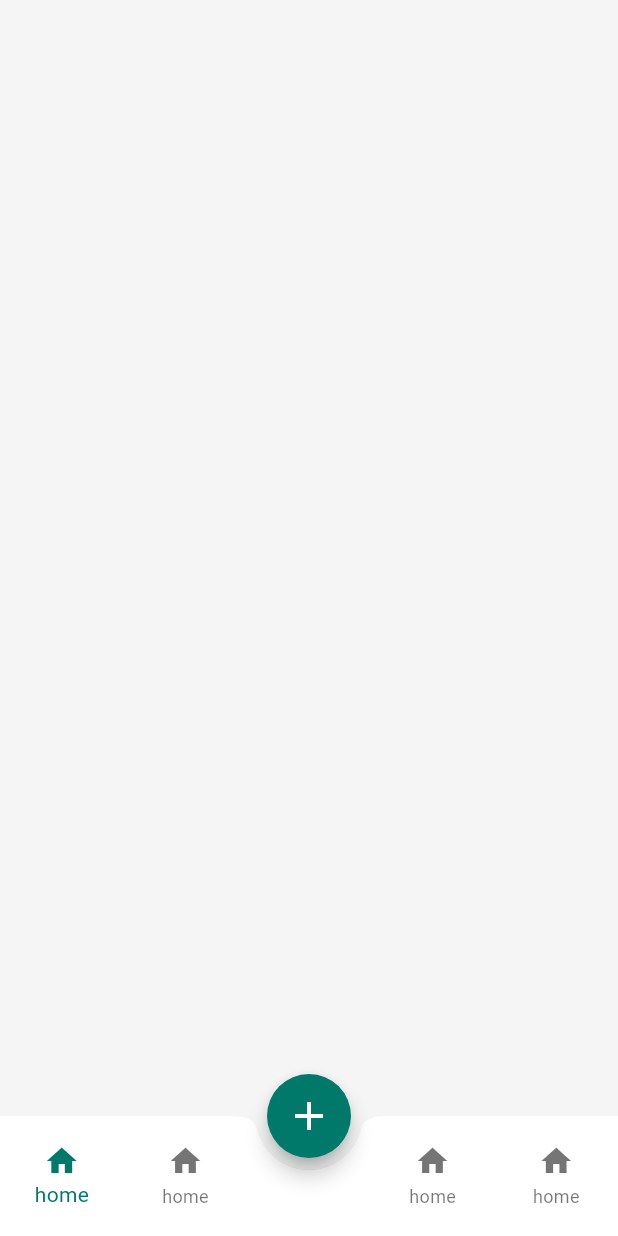
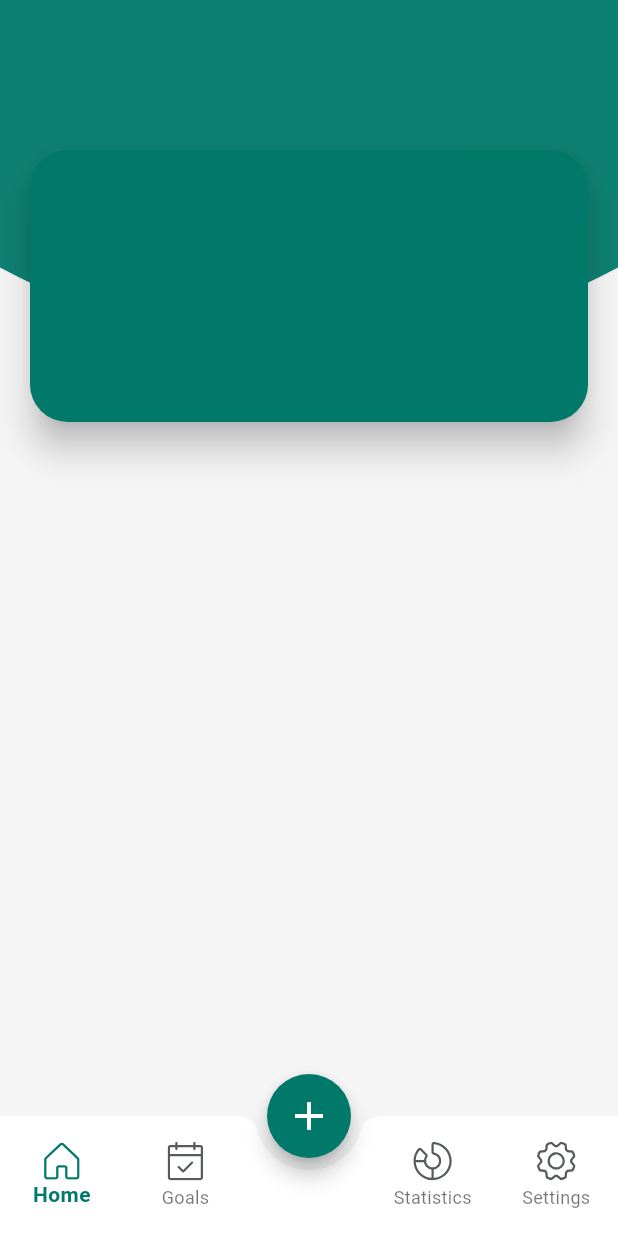
Before and after one commit to prathviksankaliya/Expense-Manager, a Flutter app: the DashboardScreen screen opened by its route, on a phone screen of 412 x 824 dp. Run offline on Flutter 3.47's test engine with Material 3 defaults, Android fonts, the phone set to English and light mode, and no system bars; our stand-ins replace bloc, flutter_bloc, flutter_svg, fluttertoast, lottie, shared_preferences and 1 more; accounts and stored records are empty.

Commit message:
bottom nav done and start home page

```diff
--- a/lib/app/core/theme/app_theme.dart
+++ b/lib/app/core/theme/app_theme.dart
@@ -15,14 +15,15 @@ class AppTheme {
     elevatedButtonTheme: AppButtonTheme.lightButtonTheme,
     inputDecorationTheme: AppTextFieldTheme.lightInputDecorationTheme,
     bottomNavigationBarTheme: BottomNavigationBarThemeData(
-      backgroundColor: AppColors.surfaceLight,
-      elevation: 10,
-      selectedItemColor: AppColors.primary
-    ),
+        backgroundColor: AppColors.surfaceLight,
+        elevation: 12,
+        type: BottomNavigationBarType.fixed,
+        selectedLabelStyle: AppTextTheme.lightTextTheme.labelLarge,
+        selectedItemColor: AppColors.primary),
     bottomAppBarTheme: BottomAppBarTheme(
       color: AppColors.surfaceLight,
       padding: EdgeInsets.zero,
-      elevation: 10,
+      elevation: 12,
     ),
   );
 
@@ -36,14 +37,15 @@ class AppTheme {
     elevatedButtonTheme: AppButtonTheme.darkButtonTheme,
     inputDecorationTheme: AppTextFieldTheme.darkInputDecorationTheme,
     bottomNavigationBarTheme: BottomNavigationBarThemeData(
-      backgroundColor: AppColors.surfaceDark,
-      elevation: 10,
-      selectedItemColor: AppColors.primaryDark
-    ),
+        backgroundColor: AppColors.surfaceDark,
+        elevation: 12,
+        type: BottomNavigationBarType.fixed,
+        selectedLabelStyle: AppTextTheme.darkTextTheme.labelLarge,
+        selectedItemColor: AppColors.primaryDark),
     bottomAppBarTheme: BottomAppBarTheme(
       color: AppColors.surfaceDark,
       padding: EdgeInsets.zero,
-      elevation: 10,
+      elevation: 12,
     ),
   );
 }
--- a/lib/app/features/dashboard_screen/cubit/dashboard_cubit.dart
+++ b/lib/app/features/dashboard_screen/cubit/dashboard_cubit.dart
@@ -4,5 +4,9 @@ import 'package:meta/meta.dart';
 part 'dashboard_state.dart';
 
 class DashboardCubit extends Cubit<DashboardState> {
-  DashboardCubit() : super(DashboardInitial());
+  DashboardCubit() : super(DashboardInitial(currentNavIndex: 0));
+
+  void changeNavIndex(int index){
+    emit(DashboardInitial(currentNavIndex: index));
+  }
 }
--- a/lib/app/features/dashboard_screen/cubit/dashboard_state.dart
+++ b/lib/app/features/dashboard_screen/cubit/dashboard_state.dart
@@ -1,6 +1,12 @@
 part of 'dashboard_cubit.dart';
 
 @immutable
-sealed class DashboardState {}
+sealed class DashboardState {
+  final int currentNavIndex;
 
-final class DashboardInitial extends DashboardState {}
+  const DashboardState({required this.currentNavIndex});
+}
+
+final class DashboardInitial extends DashboardState {
+  const DashboardInitial({required super.currentNavIndex});
+}
--- a/lib/app/features/dashboard_screen/view/dashboard_screen.dart
+++ b/lib/app/features/dashboard_screen/view/dashboard_screen.dart
@@ -1,5 +1,11 @@
 import 'package:expense_manager/app/core/utils/app_colors.dart';
+import 'package:expense_manager/app/features/dashboard_screen/cubit/dashboard_cubit.dart';
+import 'package:expense_manager/app/features/dashboard_screen/widgets/bottom_nav.dart';
+import 'package:expense_manager/app/features/dashboard_screen/widgets/clip_shape.dart';
+import 'package:expense_manager/app/features/dashboard_screen/widgets/floating_action_button.dart';
+import 'package:expense_manager/gen/assets.gen.dart';
 import 'package:flutter/material.dart';
+import 'package:flutter_bloc/flutter_bloc.dart';
 
 class DashboardScreen extends StatelessWidget {
   const DashboardScreen({super.key});
@@ -8,48 +14,37 @@ class DashboardScreen extends StatelessWidget {
   Widget build(BuildContext context) {
     final theme = Theme.of(context);
     return Scaffold(
-      floatingActionButton: FloatingActionButton(
-        onPressed: () {},
-        backgroundColor: theme.primaryColor,
-        elevation: 6,
-        shape: RoundedRectangleBorder(borderRadius: BorderRadius.circular(30)),
-        // Adaptive FAB color
-        child: Container(
-          decoration: BoxDecoration(
-            shape: BoxShape.circle,
-            boxShadow: [
-              BoxShadow(
-                color: AppColors.primary.withValues(alpha: 0.3),
-                blurRadius: 8,
-                spreadRadius: 3,
-                offset: Offset(0, 5),
+      body: Column(
+        children: [
+          Stack(
+            children: [
+              ClipPath(
+                clipper: DashboardClip(),
+                child: Container(
+                  height: MediaQuery.sizeOf(context).height * .35,
+                  decoration: BoxDecoration(color: AppColors.primary.withAlpha(240)),
+                ),
               ),
+              Positioned(
+                top: 100,
+                left: 0,
+                right: 0,
+                height: MediaQuery.sizeOf(context).height * .22,
+                child: Card(
+                  elevation: 10,
+                  margin: EdgeInsets.symmetric(horizontal: 20),
+                  color: AppColors.primary,
+                  shape: RoundedRectangleBorder(borderRadius: BorderRadius.circular(25)),
+
+                ),
+              )
             ],
-          ),
-          child: Icon(Icons.add, color: Colors.white, size: 32),
-        ),
+          )
+        ],
       ),
+      floatingActionButton: FloatingActionWidget(),
       floatingActionButtonLocation: FloatingActionButtonLocation.centerDocked,
-      bottomNavigationBar: BottomAppBar(
-          shape: CircularNotchedRectangle(),
-          notchMargin: 8,
-          clipBehavior: Clip.antiAlias,
-          child: BottomNavigationBar(
-            type: BottomNavigationBarType.fixed,
-            items: [
-              BottomNavigationBarItem(
-                icon: Icon(Icons.home),
-                label: 'home',
-              ),
-              BottomNavigationBarItem(icon: Icon(Icons.home), label: 'home'),
-              BottomNavigationBarItem(label: '', icon: Icon(null)),
-              BottomNavigationBarItem(
-                icon: Icon(Icons.home),
-                label: 'home',
-              ),
-              BottomNavigationBarItem(icon: Icon(Icons.home), label: 'home'),
-            ],
-          )),
+      bottomNavigationBar: BottomNav(),
     );
   }
 }
--- /dev/null
+++ b/lib/app/features/dashboard_screen/widgets/bottom_nav.dart
@@ -0,0 +1,51 @@
+import 'package:flutter/material.dart';
+import 'package:flutter_bloc/flutter_bloc.dart';
+
+import '../../../../gen/assets.gen.dart';
+import '../../../core/utils/app_colors.dart';
+import '../cubit/dashboard_cubit.dart';
+
+class BottomNav extends StatelessWidget {
+  const BottomNav({super.key});
+
+  @override
+  Widget build(BuildContext context) {
+    return BottomAppBar(
+        shape: CircularNotchedRectangle(),
+        notchMargin: 8,
+        clipBehavior: Clip.antiAlias,
+        child: BlocBuilder<DashboardCubit, DashboardState>(
+          builder: (context, state) {
+            return BottomNavigationBar(
+              currentIndex: state.currentNavIndex,
+              onTap: (value) {
+                context.read<DashboardCubit>().changeNavIndex(value);
+              },
+              items: [
+                BottomNavigationBarItem(
+                  icon: Assets.icons.house.svg(),
+                  label: 'Home',
+                  activeIcon: Assets.icons.house.svg(colorFilter: ColorFilter.mode(AppColors.primary, BlendMode.srcIn)),
+                ),
+                BottomNavigationBarItem(
+                  icon: Assets.icons.goal.svg(),
+                  label: 'Goals',
+                  activeIcon: Assets.icons.goal.svg(colorFilter: ColorFilter.mode(AppColors.primary, BlendMode.srcIn)),
+                ),
+                BottomNavigationBarItem(label: '', icon: Icon(null)),
+                BottomNavigationBarItem(
+                  icon: Assets.icons.chartIcon.svg(),
+                  label: 'Statistics',
+                  activeIcon: Assets.icons.chartIcon.svg(colorFilter: ColorFilter.mode(AppColors.primary, BlendMode.srcIn)),
+                ),
+                BottomNavigationBarItem(
+                  icon: Assets.icons.settings.svg(),
+                  label: 'Settings',
+                  activeIcon: Assets.icons.settings.svg(colorFilter: ColorFilter.mode(AppColors.primary, BlendMode.srcIn)),
+                ),
+              ],
+            );
+          },
+        ));
+  }
+}
--- /dev/null
+++ b/lib/app/features/dashboard_screen/widgets/clip_shape.dart
@@ -0,0 +1,19 @@
+import 'package:flutter/material.dart';
+
+class DashboardClip extends CustomClipper<Path> {
+  @override
+  Path getClip(Size size) {
+    double width = size.width;
+    double height = size.height;
+    var path = Path();
+    path.lineTo(0, height-110);
+    path.quadraticBezierTo(width/2, height, width, height-110);
+    path.lineTo(width, 0);
+    path.close();
+    return path;
+  }
+  @override
+  bool shouldReclip(covariant CustomClipper<Path> oldClipper) {
+    return false;
+  }
+}
--- /dev/null
+++ b/lib/app/features/dashboard_screen/widgets/floating_action_button.dart
@@ -0,0 +1,33 @@
+import 'package:flutter/material.dart';
+
+import '../../../core/utils/app_colors.dart';
+
+class FloatingActionWidget extends StatelessWidget {
+  const FloatingActionWidget({super.key});
+
+  @override
+  Widget build(BuildContext context) {
+    final theme = Theme.of(context);
+    return FloatingActionButton(
+      onPressed: () {},
+      backgroundColor: theme.primaryColor,
+      elevation: 6,
+      shape: RoundedRectangleBorder(borderRadius: BorderRadius.circular(30)),
+      // Adaptive FAB color
+      child: Container(
+        decoration: BoxDecoration(
+          shape: BoxShape.circle,
+          boxShadow: [
+            BoxShadow(
+              color: AppColors.primary.withValues(alpha: 0.3),
+              blurRadius: 8,
+              spreadRadius: 3,
+              offset: Offset(0, 5),
+            ),
+          ],
+        ),
+        child: Icon(Icons.add, color: Colors.white, size: 32),
+      ),
+    );
+  }
+}
--- a/lib/gen/assets.gen.dart
+++ b/lib/gen/assets.gen.dart
@@ -15,6 +15,18 @@ import 'package:vector_graphics/vector_graphics.dart' as _vg;
 class $AssetsIconsGen {
   const $AssetsIconsGen();
 
+  /// File path: assets/icons/bell.svg
+  SvgGenImage get bell => const SvgGenImage('assets/icons/bell.svg');
+
+  /// File path: assets/icons/chart_icon.svg
+  SvgGenImage get chartIcon => const SvgGenImage('assets/icons/chart_icon.svg');
+
+  /// File path: assets/icons/goal.svg
+  SvgGenImage get goal => const SvgGenImage('assets/icons/goal.svg');
+
+  /// File path: assets/icons/house.svg
+  SvgGenImage get house => const SvgGenImage('assets/icons/house.svg');
+
   /// File path: assets/icons/right_arrow.svg
   SvgGenImage get rightArrow =>
       const SvgGenImage('assets/icons/right_arrow.svg');
@@ -23,8 +35,19 @@ class $AssetsIconsGen {
   SvgGenImage get rightArrowOutline =>
       const SvgGenImage('assets/icons/right_arrow_outline.svg');
 
+  /// File path: assets/icons/settings.svg
+  SvgGenImage get settings => const SvgGenImage('assets/icons/settings.svg');
+
   /// List of all assets
-  List<SvgGenImage> get values => [rightArrow, rightArrowOutline];
+  List<SvgGenImage> get values => [
+    bell,
+    chartIcon,
+    goal,
+    house,
+    rightArrow,
+    rightArrowOutline,
+    settings,
+  ];
 }
 
 class $AssetsImagesGen {
```
Also changed, not shown: assets/icons/bell.svg (added), assets/icons/chart_icon.svg (added), assets/icons/goal.svg (added), assets/icons/house.svg (added), assets/icons/settings.svg (added).
